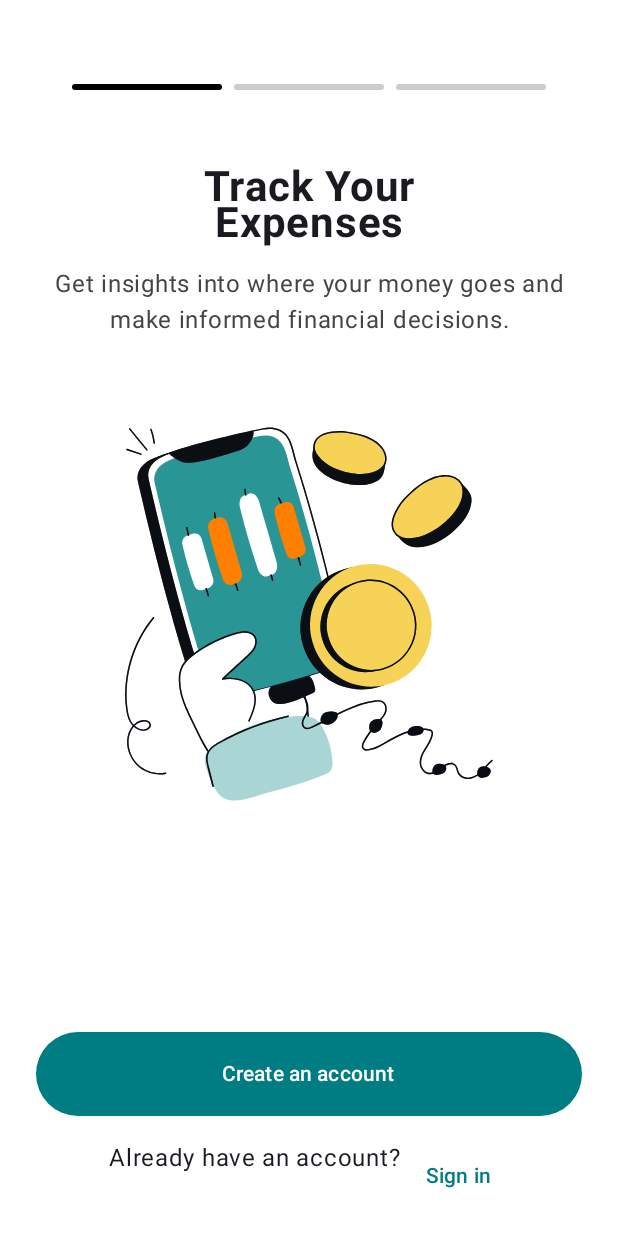
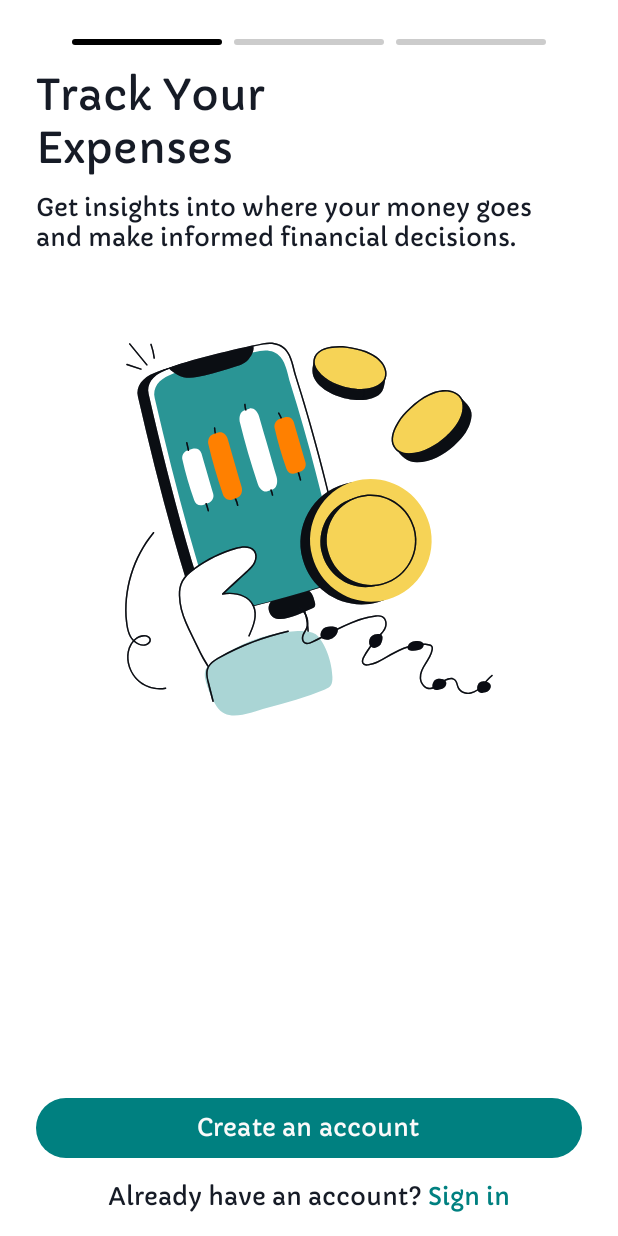
Before and after one commit to Chrisroid/FinTrack, an Android app built with Jetpack Compose: the screen it shows after launch (MainActivity), on a phone screen of 412 x 824 dp. Run offline under Robolectric (Android 15) with nearby library versions, the phone set to English and light mode, and no system bars; our stand-ins replace accompanist.

Commit message:
onboarding screen UI done

```diff
--- a/app/src/main/java/com/chrisroid/fintrack/ui/auth/onboarding/OnboardingScreen.kt
+++ b/app/src/main/java/com/chrisroid/fintrack/ui/auth/onboarding/OnboardingScreen.kt
@@ -2,6 +2,7 @@ package com.chrisroid.fintrack.ui.auth.onboarding
 
 import androidx.compose.foundation.Image
 import androidx.compose.foundation.background
+import androidx.compose.foundation.clickable
 import androidx.compose.foundation.layout.*
 import androidx.compose.foundation.shape.CircleShape
 import androidx.compose.material3.*
@@ -10,6 +11,8 @@ import androidx.compose.ui.Alignment
 import androidx.compose.ui.Modifier
 import androidx.compose.ui.graphics.Color
 import androidx.compose.ui.res.painterResource
+import androidx.compose.ui.text.font.Font
+import androidx.compose.ui.text.font.FontFamily
 import androidx.compose.ui.text.font.FontWeight
 import androidx.compose.ui.text.style.TextAlign
 import androidx.compose.ui.unit.dp
@@ -17,6 +20,8 @@ import androidx.compose.ui.unit.sp
 import androidx.navigation.NavController
 import com.chrisroid.fintrack.R
 import com.chrisroid.fintrack.navigation.Routes
+import com.chrisroid.fintrack.ui.base.CustomButton
+import com.chrisroid.fintrack.ui.theme.appText
 import com.google.accompanist.pager.*
 import kotlinx.coroutines.launch
 
@@ -57,7 +62,7 @@ fun OnboardingScreen(navController: NavController) {
         verticalArrangement = Arrangement.SpaceBetween,
         horizontalAlignment = Alignment.CenterHorizontally
     ) {
-        Spacer(modifier = Modifier.height(40.dp))
+        Spacer(modifier = Modifier.height(10.dp))
 
         // ✅ Static Indicator (doesn't move with pager)
         Row(
@@ -82,7 +87,7 @@ fun OnboardingScreen(navController: NavController) {
         }
 
 
-        Spacer(modifier = Modifier.height(24.dp))
+        Spacer(modifier = Modifier.height(8.dp))
 
         // ✅ Pager below the indicator
         HorizontalPager(
@@ -96,29 +101,30 @@ fun OnboardingScreen(navController: NavController) {
             )
         }
 
-        Button(
+        CustomButton(
+            text = "Create an account",
             onClick = { navController.navigate(Routes.SIGNUP) },
-            shape = CircleShape,
-            modifier = Modifier
-                .padding(horizontal = 24.dp)
-                .fillMaxWidth()
-                .height(56.dp),
-            colors = ButtonDefaults.buttonColors(
-                containerColor = Color(0xFF007D82),
-                contentColor = Color.White
-            )
-        ) {
-            Text("Create an account")
-        }
+        )
 
         Row(
             modifier = Modifier.padding(16.dp),
             horizontalArrangement = Arrangement.Center
         ) {
-            Text("Already have an account? ")
-            TextButton(onClick = { navController.navigate(Routes.LOGIN) }) {
-                Text("Sign in", color = Color(0xFF007D82))
-            }
+            Text(
+                "Already have an account? ",
+                style = appText,
+                fontSize = 16.sp
+            )
+            Text(
+                text = "Sign in",
+                style = appText.copy(
+                    fontSize = 16.sp,
+                    color = Color(0xFF008080)
+                ),
+                modifier = Modifier.clickable {
+                    navController.navigate(Routes.LOGIN)
+                }
+            )
         }
     }
 }
@@ -133,13 +139,13 @@ fun OnboardingPageContent(page: OnboardingPage, currentPage: Int) {
         verticalArrangement = Arrangement.Top
     ) {
 
-        Spacer(modifier = Modifier.height(24.dp))
+        Spacer(modifier = Modifier.height(8.dp))
 
         Text(
             text = page.title,
             fontSize = 28.sp,
-            fontWeight = FontWeight.Bold,
-            textAlign = TextAlign.Center,
+            style = appText,
+            textAlign = TextAlign.Start,
             modifier = Modifier.fillMaxWidth()
         )
 
@@ -148,8 +154,7 @@ fun OnboardingPageContent(page: OnboardingPage, currentPage: Int) {
         Text(
             text = page.description,
             fontSize = 16.sp,
-            textAlign = TextAlign.Center,
-            color = Color.DarkGray,
+            style = appText,
             modifier = Modifier.fillMaxWidth()
         )
 
--- /dev/null
+++ b/app/src/main/java/com/chrisroid/fintrack/ui/base/Components.kt
@@ -0,0 +1,47 @@
+package com.chrisroid.fintrack.ui.base
+
+import androidx.compose.foundation.layout.fillMaxWidth
+import androidx.compose.foundation.layout.height
+import androidx.compose.foundation.layout.padding
+import androidx.compose.foundation.shape.CircleShape
+import androidx.compose.material3.Button
+import androidx.compose.material3.ButtonDefaults
+import androidx.compose.material3.Text
+import androidx.compose.runtime.Composable
+import androidx.compose.ui.Modifier
+import androidx.compose.ui.graphics.Color
+import androidx.compose.ui.text.font.Font
+import androidx.compose.ui.text.font.FontFamily
+import androidx.compose.ui.unit.Dp
+import androidx.compose.ui.unit.dp
+import androidx.compose.ui.unit.sp
+import com.chrisroid.fintrack.R
+
+@Composable
+fun CustomButton(
+    text: String,
+    onClick: () -> Unit,
+    modifier: Modifier = Modifier.padding(horizontal = 24.dp),
+    backgroundColor: Color = Color(0xFF008080),
+    contentColor: Color = Color.White,
+    height: Dp = 40.dp
+) {
+    Button(
+        onClick = onClick,
+        shape = CircleShape,
+        modifier = modifier
+            .fillMaxWidth()
+            .height(height),
+        colors = ButtonDefaults.buttonColors(
+            containerColor = backgroundColor,
+            contentColor = contentColor
+        )
+    ) {
+        Text(
+            text = text,
+            color = Color(0xFFFAFAFA),
+            fontFamily = FontFamily(Font(R.font.capriola)),
+            fontSize = 16.sp
+        )
+    }
+}
--- a/app/src/main/java/com/chrisroid/fintrack/ui/theme/Type.kt
+++ b/app/src/main/java/com/chrisroid/fintrack/ui/theme/Type.kt
@@ -1,10 +1,22 @@
 package com.chrisroid.fintrack.ui.theme
 
 import androidx.compose.material3.Typography
+import androidx.compose.ui.graphics.BlendMode.Companion.Color
+import androidx.compose.ui.graphics.Color
 import androidx.compose.ui.text.TextStyle
+import androidx.compose.ui.text.font.Font
 import androidx.compose.ui.text.font.FontFamily
 import androidx.compose.ui.text.font.FontWeight
 import androidx.compose.ui.unit.sp
+import com.chrisroid.fintrack.R
+
+val Capriola = FontFamily(Font(R.font.capriola))
+
+val appText = TextStyle(
+    fontFamily = Capriola,
+    fontSize = 28.sp,
+    color = Color(0xFF161B26)
+)
 
 // Set of Material typography styles to start with
 val Typography = Typography(
@@ -15,6 +27,9 @@ val Typography = Typography(
         lineHeight = 24.sp,
         letterSpacing = 0.5.sp
     )
+
+
+
     /* Other default text styles to override
     titleLarge = TextStyle(
         fontFamily = FontFamily.Default,
```
